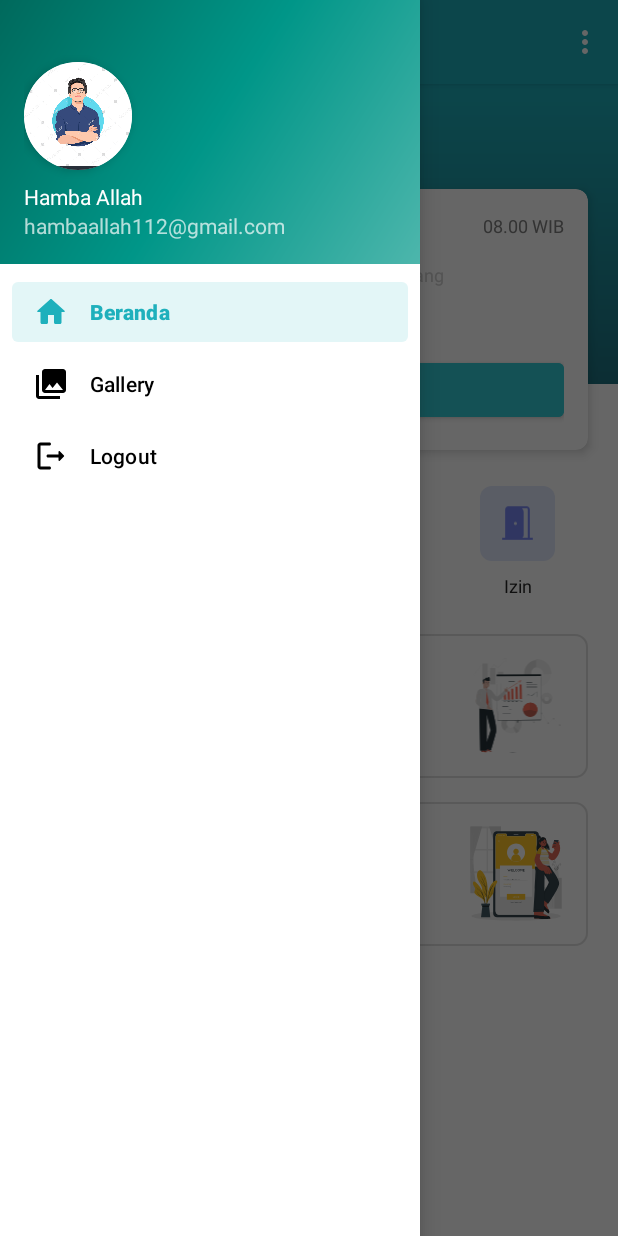
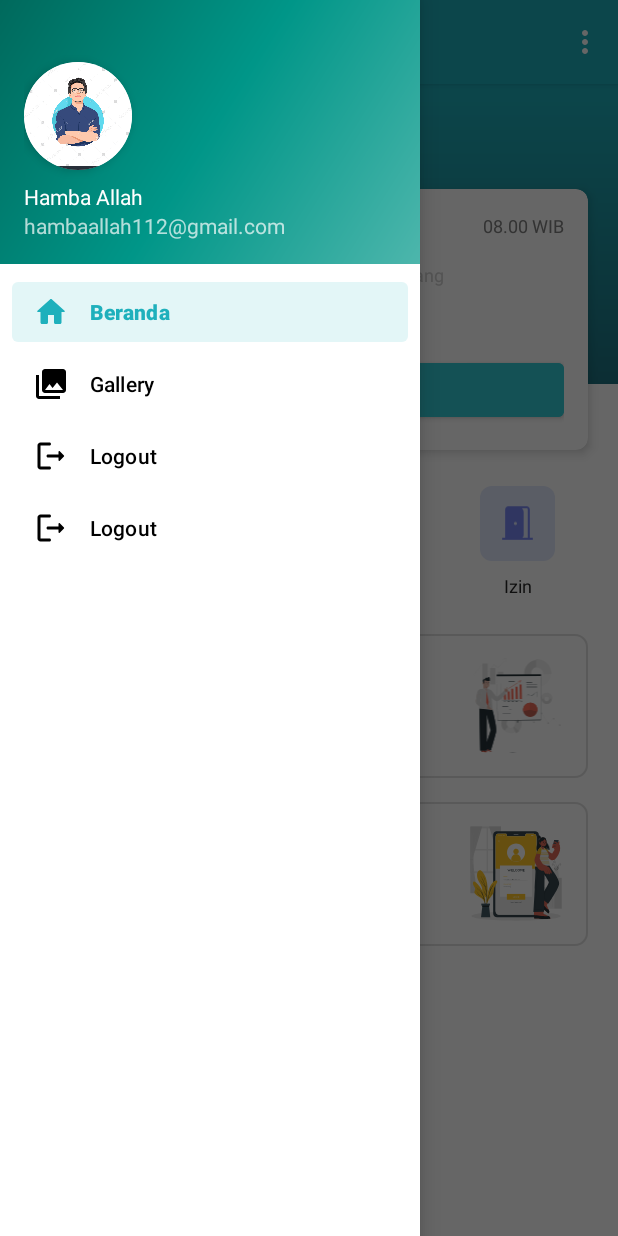
Before and after one commit to adibminanurohman/SIAmilNew, an Android app: the MainActivity screen opened directly, with no data from a screen before it, with the side drawer open, on a phone screen of 412 x 824 dp. Run offline under Robolectric (Android 15) with nearby library versions, the phone set to English and light mode, and no system bars; our stand-ins replace navigation-ui.

Commit message:
add : logout fitur

```diff
--- a/app/src/main/res/menu/activity_main_drawer.xml
+++ b/app/src/main/res/menu/activity_main_drawer.xml
@@ -13,7 +13,11 @@
             android:icon="@drawable/ic_menu_gallery"
             android:title="@string/menu_gallery" />
         <item
-            android:id="@+id/logout"
+            android:id="@+id/logout2"
+            android:icon="@drawable/ic_logout"
+            android:title="@string/logout" />
+        <item
+            android:id="@+id/nav_logout"
             android:icon="@drawable/ic_logout"
             android:title="@string/logout" />
     </group>
--- a/app/src/main/res/navigation/mobile_navigation.xml
+++ b/app/src/main/res/navigation/mobile_navigation.xml
@@ -18,7 +18,7 @@
         tools:layout="@layout/fragment_gallery" />
 
     <fragment
-        android:id="@+id/logout"
+        android:id="@+id/logout2"
         android:name="com.laznaslmi.siamilnew.ui.slideshow.SlideshowFragment"
         android:label="@string/logout"
         tools:layout="@layout/fragment_slideshow" />
```
Also changed, not shown: app/src/main/java/com/laznaslmi/siamilnew/MainActivity.kt (+54 -5 lines).
